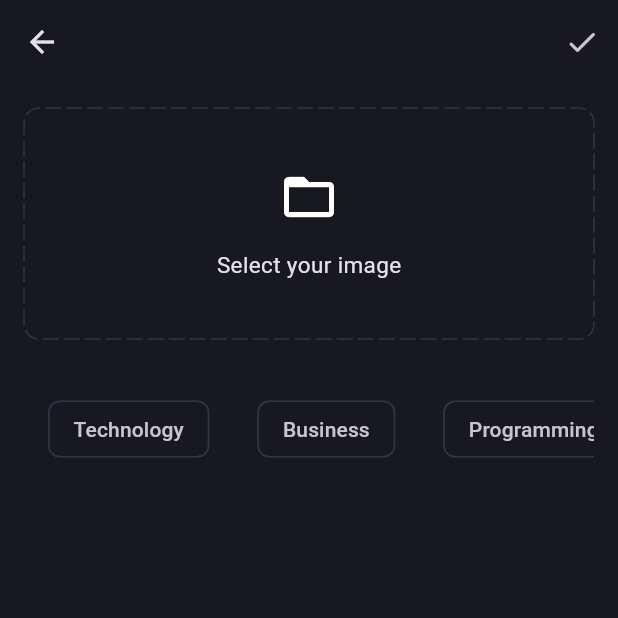
After one commit to Ifwtzzzzzh/inkwel-blog-flutter, a Flutter app: the AddNewBlogPage screen opened directly, on a phone screen of 412 x 824 dp, the top half of it. The commit adds this screen. Run offline on Flutter 3.47's test engine with Material 3 defaults, Android fonts, the phone set to English and light mode, and no system bars; drawn by our look-alikes of dotted_border; our stand-ins replace flutter_bloc, fpdart, get_it, supabase_flutter; accounts and stored records are empty.

Commit message:
Add New Blog UI

```diff
--- a/lib/core/theme/theme.dart
+++ b/lib/core/theme/theme.dart
@@ -15,6 +15,12 @@ class AppTheme {
     appBarTheme: const AppBarTheme(
       backgroundColor: AppPallete.backgroundColor,
     ),
+    chipTheme: const ChipThemeData(
+      color: MaterialStatePropertyAll(
+        AppPallete.backgroundColor,
+      ),
+      side: BorderSide.none,
+    ),
     inputDecorationTheme: InputDecorationTheme(
       contentPadding: const EdgeInsets.all(27),
       enabledBorder: _border(),
--- a/lib/features/auth/presentation/bloc/auth_bloc.dart
+++ b/lib/features/auth/presentation/bloc/auth_bloc.dart
@@ -15,7 +15,6 @@ class AuthBloc extends Bloc<AuthEvent, AuthState> {
   final UserLogin _userLogin;
   final CurrentUser _currentUser;
   final AppUserCubit _appUserCubit;
-
   AuthBloc({
     required UserSignUp userSignUp,
     required UserLogin userLogin,
@@ -26,6 +25,7 @@ class AuthBloc extends Bloc<AuthEvent, AuthState> {
         _currentUser = currentUser,
         _appUserCubit = appUserCubit,
         super(AuthInitial()) {
+    on<AuthEvent>((_, emit) => emit(AuthLoading()));
     on<AuthSignUp>(_onAuthSignUp);
     on<AuthLogin>(_onAuthLogin);
     on<AuthIsUserLoggedIn>(_isUserLoggedIn);
@@ -36,14 +36,17 @@ class AuthBloc extends Bloc<AuthEvent, AuthState> {
     Emitter<AuthState> emit,
   ) async {
     final res = await _currentUser(NoParams());
+
     res.fold(
       (l) => emit(AuthFailure(l.message)),
       (r) => _emitAuthSuccess(r, emit),
     );
   }
 
-  void _onAuthSignUp(AuthSignUp event, Emitter<AuthState> emit) async {
-    emit(AuthLoading());
+  void _onAuthSignUp(
+    AuthSignUp event,
+    Emitter<AuthState> emit,
+  ) async {
     final res = await _userSignUp(
       UserSignUpParams(
         email: event.email,
@@ -51,29 +54,34 @@ class AuthBloc extends Bloc<AuthEvent, AuthState> {
         name: event.name,
       ),
     );
+
     res.fold(
       (failure) => emit(AuthFailure(failure.message)),
-      (user) {
-        _emitAuthSuccess(user, emit);
-      },
+      (user) => _emitAuthSuccess(user, emit),
     );
   }
 
-  void _onAuthLogin(AuthLogin event, Emitter<AuthState> emit) async {
-    emit(AuthLoading());
+  void _onAuthLogin(
+    AuthLogin event,
+    Emitter<AuthState> emit,
+  ) async {
     final res = await _userLogin(
       UserLoginParams(
         email: event.email,
         password: event.password,
       ),
     );
+
     res.fold(
       (l) => emit(AuthFailure(l.message)),
       (r) => _emitAuthSuccess(r, emit),
     );
   }
 
-  void _emitAuthSuccess(user, Emitter<AuthState> emit) {
+  void _emitAuthSuccess(
+    user,
+    Emitter<AuthState> emit,
+  ) {
     _appUserCubit.updateUser(user);
     emit(AuthSuccess(user));
   }
--- /dev/null
+++ b/lib/features/blog/presentation/pages/add_new_blog_page.dart
@@ -0,0 +1,89 @@
+import 'package:dotted_border/dotted_border.dart';
+import 'package:flutter/material.dart';
+import 'package:inkwel_blog_app/core/theme/app_palette.dart';
+
+class AddNewBlogPage extends StatefulWidget {
+  static route() => MaterialPageRoute(
+        builder: (context) => const AddNewBlogPage(),
+      );
+  const AddNewBlogPage({super.key});
+
+  @override
+  State<AddNewBlogPage> createState() => _AddNewBlogPageState();
+}
+
+class _AddNewBlogPageState extends State<AddNewBlogPage> {
+  @override
+  Widget build(BuildContext context) {
+    return Scaffold(
+      appBar: AppBar(
+        actions: [
+          IconButton(
+            onPressed: () {
+              Navigator.push(context, AddNewBlogPage.route());
+            },
+            icon: const Icon(Icons.done_rounded),
+          ),
+        ],
+      ),
+      body: Padding(
+        padding: const EdgeInsets.all(16.0),
+        child: Column(
+          children: [
+            DottedBorder(
+              color: AppPallete.borderColor,
+              dashPattern: const [10, 4],
+              radius: const Radius.circular(10),
+              borderType: BorderType.RRect,
+              strokeCap: StrokeCap.round,
+              child: Container(
+                height: 150,
+                width: double.infinity,
+                child: const Column(
+                  mainAxisAlignment: MainAxisAlignment.center,
+                  children: [
+                    Icon(
+                      Icons.folder_open,
+                      size: 40,
+                    ),
+                    SizedBox(height: 15),
+                    Text(
+                      'Select your image',
+                      style: TextStyle(
+                        fontSize: 15,
+                      ),
+                    ),
+                  ],
+                ),
+              ),
+            ),
+            const SizedBox(height: 20),
+            SingleChildScrollView(
+              scrollDirection: Axis.horizontal,
+              child: Row(
+                children: [
+                  'Technology',
+                  'Business',
+                  'Programming',
+                  'Entertainment',
+                ]
+                    .map(
+                      (e) => Padding(
+                        padding: const EdgeInsets.all(16.0),
+                        child: Chip(
+                          label: Text(e),
+                          side: const BorderSide(
+                            color: AppPallete.borderColor,
+                          ),
+                        ),
+                      ),
+                    )
+                    .toList(),
+              ),
+            ),
+          ],
+        ),
+      ),
+    );
+  }
+}
--- /dev/null
+++ b/lib/features/blog/presentation/pages/blog_page.dart
@@ -0,0 +1,21 @@
+import 'package:flutter/cupertino.dart';
+import 'package:flutter/material.dart';
+
+class BlogPage extends StatelessWidget {
+  const BlogPage({super.key});
+
+  @override
+  Widget build(BuildContext context) {
+    return Scaffold(
+      appBar: AppBar(
+        title: const Text('Blog App'),
+        actions: [
+          IconButton(
+            onPressed: () {},
+            icon: const Icon(CupertinoIcons.add_circled),
+          ),
+        ],
+      ),
+    );
+  }
+}
--- a/lib/main.dart
+++ b/lib/main.dart
@@ -4,6 +4,7 @@ import 'package:inkwel_blog_app/core/common/cubits/app_user/app_user_cubit.dart'
 import 'package:inkwel_blog_app/core/theme/theme.dart';
 import 'package:inkwel_blog_app/features/auth/presentation/bloc/auth_bloc.dart';
 import 'package:inkwel_blog_app/features/auth/presentation/pages/login_page.dart';
+import 'package:inkwel_blog_app/features/blog/presentation/pages/blog_page.dart';
 import 'package:inkwel_blog_app/init_dependecies.dart';
 
 void main() async {
@@ -46,7 +47,10 @@ class _MyAppState extends State<MyApp> {
         selector: (state) {
           return state is AppUserLoggedIn;
         },
-        builder: (context, state) {
+        builder: (context, isLoggedIn) {
+          if (isLoggedIn) {
+            return const BlogPage();
+          }
           return const LoginPage();
         },
       ),
--- a/pubspec.yaml
+++ b/pubspec.yaml
@@ -39,6 +39,7 @@ dependencies:
   supabase_flutter: ^2.3.4
   flutter_bloc: ^8.1.5
   get_it: ^7.6.7
+  dotted_border: ^2.1.0
 
 dev_dependencies:
   flutter_test:
```
Also changed, not shown: pubspec.lock.
